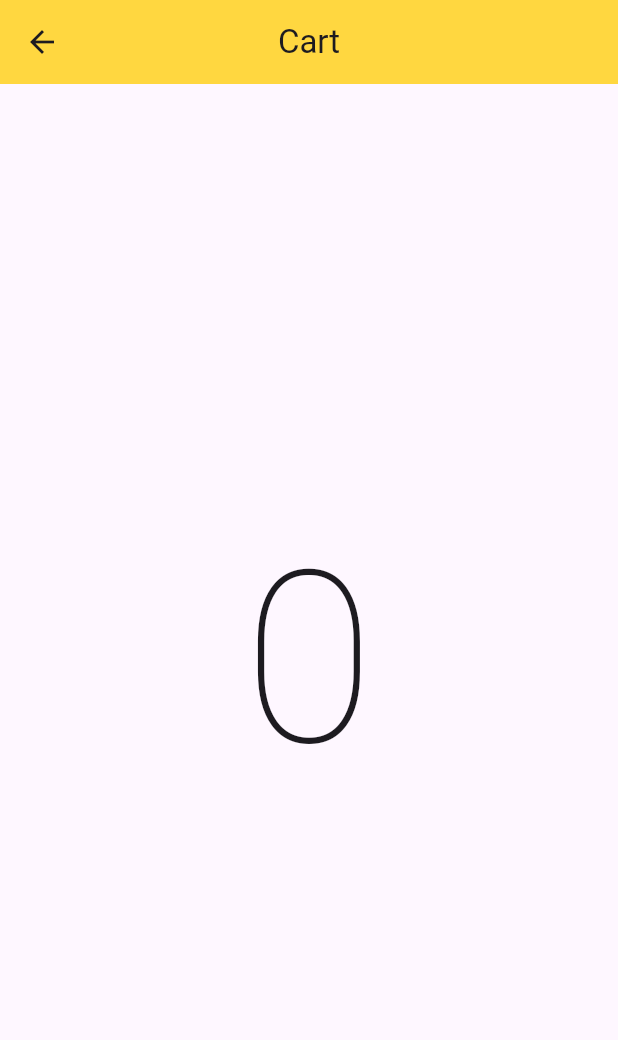
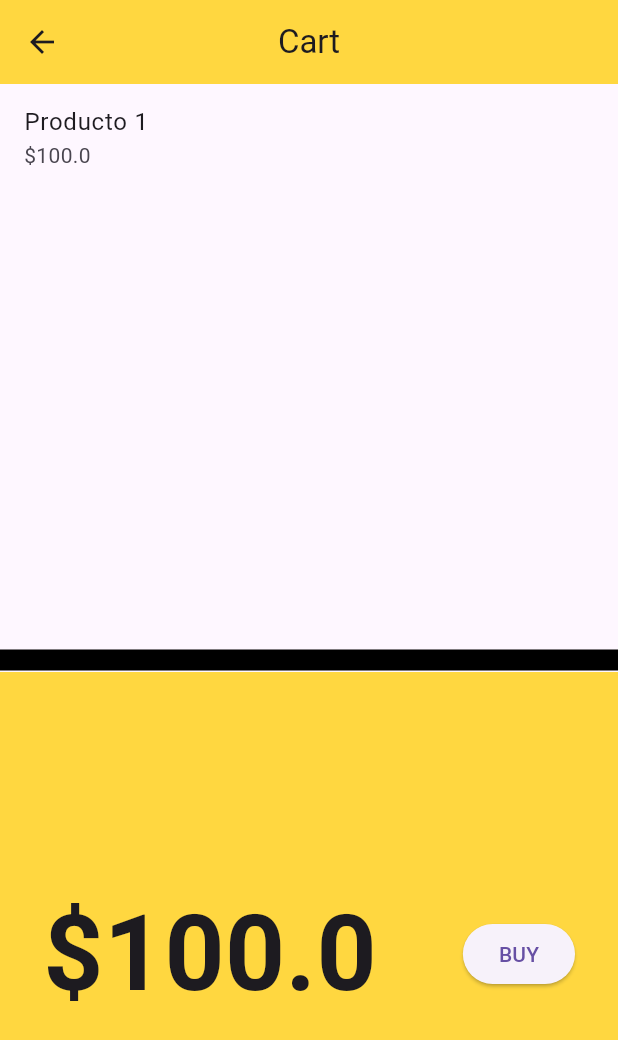
Before and after one commit to Niko5199/provider_flutter, a Flutter app: the screen it shows after launch, after a tap on "Add", after a tap on the "shopping cart" icon, on a phone screen of 412 x 824 dp. Shown: the top 1040 px of the screen. Run offline on Flutter 3.47's test engine with Material 3 defaults, Android fonts, the phone set to English and light mode, and no system bars; our stand-ins replace go_router.

Commit message:
Add provider && cart_provider

```diff
--- a/lib/config/product/product_items.dart
+++ b/lib/config/product/product_items.dart
@@ -1,19 +1,57 @@
 import 'package:flutter/material.dart';
 
 class ProductItem {
+  final int id;
   final String title;
   final IconData iconData;
+  final double price;
 
-  const ProductItem({required this.title, required this.iconData});
+  const ProductItem(
+      {required this.title,
+      required this.iconData,
+      required this.price,
+      required this.id});
 }
 
 const appProductItems = [
-  ProductItem(title: 'Titulo Principal 1', iconData: Icons.ac_unit_outlined),
-  ProductItem(title: 'Titulo Principal 2', iconData: Icons.ac_unit_outlined),
-  ProductItem(title: 'Titulo Principal 3', iconData: Icons.ac_unit_outlined),
-  ProductItem(title: 'Titulo Principal 4', iconData: Icons.ac_unit_outlined),
-  ProductItem(title: 'Titulo Principal 5', iconData: Icons.ac_unit_outlined),
-  ProductItem(title: 'Titulo Principal 6', iconData: Icons.ac_unit_outlined),
-  ProductItem(title: 'Titulo Principal 7', iconData: Icons.ac_unit_outlined),
-  ProductItem(title: 'Titulo Principal 8', iconData: Icons.ac_unit_outlined),
+  ProductItem(
+      title: 'Producto 1',
+      iconData: Icons.ac_unit_outlined,
+      price: 100.0,
+      id: 1),
+  ProductItem(
+      title: 'Producto 2',
+      iconData: Icons.ac_unit_outlined,
+      price: 200.0,
+      id: 2),
+  ProductItem(
+      title: 'Producto 3',
+      iconData: Icons.ac_unit_outlined,
+      price: 300.0,
+      id: 3),
+  ProductItem(
+      title: 'Producto 4',
+      iconData: Icons.ac_unit_outlined,
+      price: 400.0,
+      id: 4),
+  ProductItem(
+      title: 'Producto 5',
+      iconData: Icons.ac_unit_outlined,
+      price: 500.0,
+      id: 5),
+  ProductItem(
+      title: 'Producto 6',
+      iconData: Icons.ac_unit_outlined,
+      price: 600.0,
+      id: 6),
+  ProductItem(
+      title: 'Producto 7',
+      iconData: Icons.ac_unit_outlined,
+      price: 700.0,
+      id: 7),
+  ProductItem(
+      title: 'Producto 8',
+      iconData: Icons.ac_unit_outlined,
+      price: 800.0,
+      id: 8),
 ];
--- a/lib/config/router/app_router.dart
+++ b/lib/config/router/app_router.dart
@@ -1,5 +1,5 @@
 import 'package:go_router/go_router.dart';
-import 'package:provider/presentation/screens/screens.dart';
+import 'package:provider_flutter/presentation/screens/screens.dart';
 
 final appRouter = GoRouter(routes: [
   GoRoute(
--- a/lib/main.dart
+++ b/lib/main.dart
@@ -1,8 +1,11 @@
 import 'package:flutter/material.dart';
-import 'package:provider/config/router/app_router.dart';
+import 'package:provider/provider.dart';
+import 'package:provider_flutter/config/router/app_router.dart';
+import 'package:provider_flutter/presentation/providers/cart_provider.dart';
 
 void main() {
-  runApp(const MainApp());
+  runApp(ChangeNotifierProvider(
+      create: (context) => CartProvider(), child: const MainApp()));
 }
 
 class MainApp extends StatelessWidget {
--- /dev/null
+++ b/lib/presentation/providers/cart_provider.dart
@@ -0,0 +1,29 @@
+import 'package:flutter/material.dart';
+import 'package:provider_flutter/config/product/product_items.dart';
+
+class CartProvider extends ChangeNotifier {
+  final List<ProductItem> productsItems = [];
+
+  void addProductCart(ProductItem productItem) {
+    productsItems.add(productItem);
+    notifyListeners();
+  }
+
+  void removeProductCart(int id) {
+    productsItems.removeWhere((product) => product.id == id);
+    notifyListeners();
+  }
+
+  void removeAllProductsCart() {
+    productsItems.clear();
+    notifyListeners();
+  }
+
+  double getTotalPrice() {
+    double total = 0.00;
+    for (var product in productsItems) {
+      total += product.price;
+    }
+    return total;
+  }
+}
--- a/lib/presentation/screens/cart/cart_screen.dart
+++ b/lib/presentation/screens/cart/cart_screen.dart
@@ -1,4 +1,6 @@
 import 'package:flutter/material.dart';
+import 'package:provider/provider.dart';
+import 'package:provider_flutter/presentation/providers/cart_provider.dart';
 
 class Cart extends StatelessWidget {
   static String name = "cart_screen";
@@ -12,17 +14,60 @@ class Cart extends StatelessWidget {
         centerTitle: true,
         backgroundColor: Colors.amberAccent,
       ),
-      body: const Center(
-        child: Column(
-          mainAxisAlignment: MainAxisAlignment.center,
-          children: [
-            Text(
-              "0",
-              style: TextStyle(fontSize: 160, fontWeight: FontWeight.w100),
-            )
-          ],
-        ),
-      ),
+      body: _CartView(),
     );
   }
 }
+
+class _CartView extends StatelessWidget {
+  @override
+  Widget build(BuildContext context) {
+    final cartProvider = context.watch<CartProvider>();
+    return Column(
+      children: [
+        Expanded(
+          flex: 1,
+          child: SafeArea(
+              child: ListView.builder(
+            physics: const BouncingScrollPhysics(),
+            itemBuilder: (context, index) {
+              final item = cartProvider.productsItems[index];
+              return Container(
+                margin: const EdgeInsets.symmetric(vertical: 0),
+                child: ListTile(
+                  title: Text(item.title),
+                  subtitle: Text("\$${item.price}"),
+                ),
+              );
+            },
+            itemCount: cartProvider.productsItems.length,
+          )),
+        ),
+        const Divider(
+          color: Colors.black,
+          thickness: 14.0,
+        ),
+        Expanded(
+          flex: 1,
+          child: Container(
+            color: Colors.amberAccent,
+            child: Row(
+              mainAxisAlignment: MainAxisAlignment.spaceAround,
+              children: [
+                Text(
+                  '\$${cartProvider.getTotalPrice().toString()}',
+                  style: const TextStyle(
+                      fontSize: 70, fontWeight: FontWeight.bold),
+                ),
+                ElevatedButton(
+                  onPressed: () {},
+                  child: const Text('BUY'),
+                ),
+              ],
+            ),
+          ),
+        )
+      ],
+    );
+  }
+}
--- a/lib/presentation/screens/catalog/catalog_screen.dart
+++ b/lib/presentation/screens/catalog/catalog_screen.dart
@@ -1,7 +1,9 @@
 import 'package:flutter/material.dart';
 import 'package:go_router/go_router.dart';
-import 'package:provider/config/product/product_items.dart';
-import 'package:provider/presentation/screens/cart/cart_screen.dart';
+import 'package:provider/provider.dart';
+import 'package:provider_flutter/config/product/product_items.dart';
+import 'package:provider_flutter/presentation/providers/cart_provider.dart';
+import 'package:provider_flutter/presentation/screens/cart/cart_screen.dart';
 
 class Catalog extends StatelessWidget {
   static String name = "catalog_screen";
@@ -40,19 +42,19 @@ class _CatalogView extends StatelessWidget {
       itemCount: appProductItems.length,
       itemBuilder: (context, index) {
         final item = appProductItems[index];
-        return _CustomListTile(title: item.title, icons: item.iconData);
+        return _CustomListTile(
+          productItem: item,
+        );
       },
     ));
   }
 }
 
 class _CustomListTile extends StatefulWidget {
-  final String title;
-  final IconData icons;
+  final ProductItem productItem;
 
   const _CustomListTile({
-    required this.title,
-    required this.icons,
+    required this.productItem,
   });
 
   @override
@@ -63,13 +65,20 @@ class _CustomListTileState extends State<_CustomListTile> {
   bool flag = false;
   @override
   Widget build(BuildContext context) {
+    final cartProvider = context.watch<CartProvider>();
     return ListTile(
-      leading: Icon(widget.icons),
-      title: Text(widget.title),
+      leading: Icon(widget.productItem.iconData),
+      title: Text(widget.productItem.title),
+      subtitle: Text("\$ ${widget.productItem.price.toString()}"),
       trailing: IconButton(
         onPressed: () {
           setState(() {
             flag = !flag;
+            if (flag) {
+              cartProvider.addProductCart(widget.productItem);
+            } else {
+              cartProvider.removeProductCart(widget.productItem.id);
+            }
           });
         },
         icon: flag ? const Icon(Icons.check) : const Text("Add"),
--- a/lib/presentation/screens/screens.dart
+++ b/lib/presentation/screens/screens.dart
@@ -1,2 +1,2 @@
-export 'package:provider/presentation/screens/cart/cart_screen.dart';
-export 'package:provider/presentation/screens/catalog/catalog_screen.dart';
+export 'package:provider_flutter/presentation/screens/cart/cart_screen.dart';
+export 'package:provider_flutter/presentation/screens/catalog/catalog_screen.dart';
```
Also changed, not shown: pubspec.yaml (+4 -3 lines), pubspec.lock, 1 other file.
